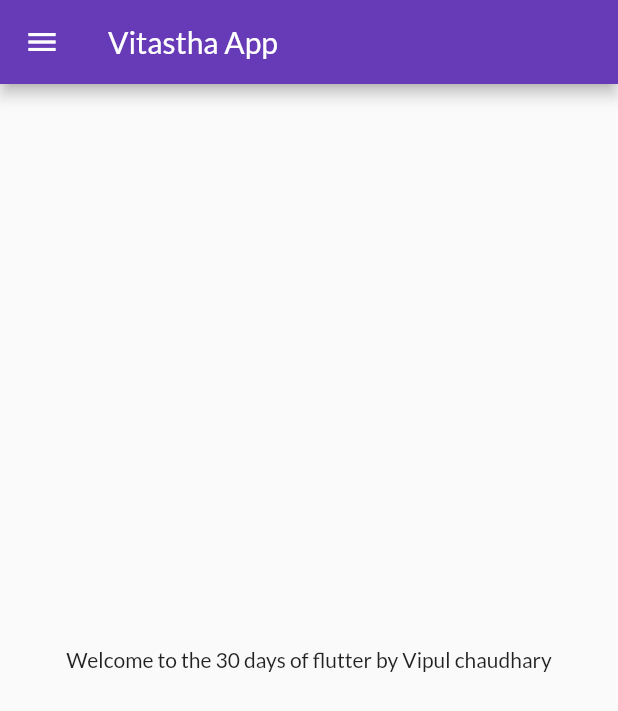
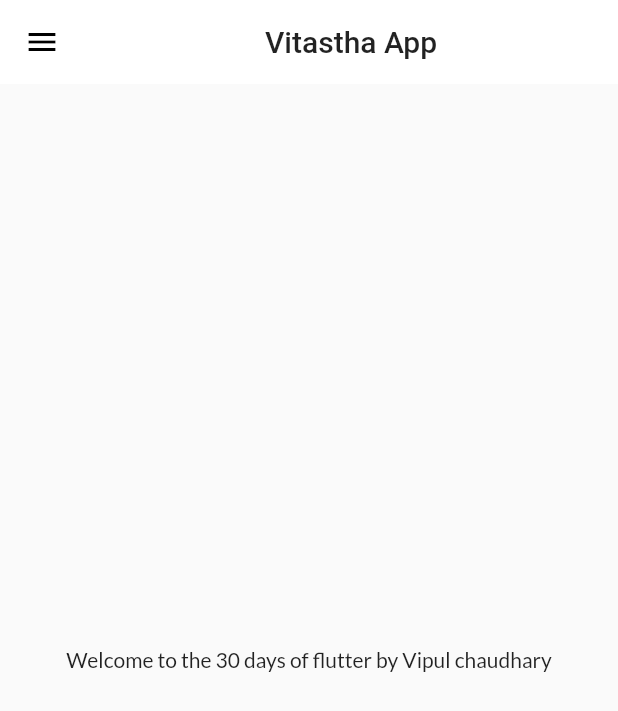
Before and after one commit to vip9888/Catalog_App, a Flutter app: the screen it shows after launch, on a phone screen of 412 x 824 dp. Shown: the top 711 px of the screen. Run offline on Flutter 3.47's test engine with Material 2 defaults, Android fonts, the phone set to English and light mode, and no system bars; our stand-ins replace google_fonts; missing offline and left inert: dart:ffi.

Commit message:
Themes Extracted

```diff
--- a/lib/main.dart
+++ b/lib/main.dart
@@ -1,6 +1,7 @@
 import 'package:flutter/material.dart';
 import 'package:flutter_catalog/pages/login_page.dart';
 import 'package:flutter_catalog/utils/routes.dart';
+import 'package:flutter_catalog/widgets/themes.dart';
 import 'package:google_fonts/google_fonts.dart';
 import 'pages/home_page.dart';
 
@@ -17,14 +18,9 @@ class MyAPP extends StatelessWidget {
     return MaterialApp(
       // home: HomePage(),
       themeMode: ThemeMode.light,
-      theme: ThemeData(
-        primarySwatch: Colors.deepPurple,
-        fontFamily: GoogleFonts.lato().fontFamily,
-      ),
+      theme: MyTheme.lightTheme(context),
       debugShowCheckedModeBanner: false,
-      darkTheme: ThemeData(
-        brightness: Brightness.dark,
-      ),
+      darkTheme: MyTheme.darkTheme(context),
       // initialRoute: "/home",
       routes: {
         "/": (context) => HomePage(), //by default this "/" one will be seen
--- a/lib/pages/home_page.dart
+++ b/lib/pages/home_page.dart
@@ -10,7 +10,11 @@ class HomePage extends StatelessWidget {
   Widget build(BuildContext context) {
     return Scaffold(
       appBar: AppBar(
-        title: Text("Vitastha App"),
+        title: Center(
+          child: Text(
+            "Vitastha App",
+          ),
+        ),
       ),
       body: Center(
         child: Container(
--- /dev/null
+++ b/lib/widgets/themes.dart
@@ -0,0 +1,19 @@
+import 'package:flutter/material.dart';
+import 'package:google_fonts/google_fonts.dart';
+
+class MyTheme {
+  static ThemeData lightTheme(BuildContext context) => ThemeData(
+        primarySwatch: Colors.deepPurple,
+        fontFamily: GoogleFonts.lato().fontFamily,
+        appBarTheme: AppBarTheme(
+          color: Colors.white,
+          elevation: 0.0,
+          iconTheme: IconThemeData(color: Colors.black),
+          toolbarTextStyle: Theme.of(context).textTheme.bodyText2,
+          titleTextStyle: Theme.of(context).textTheme.headline6,
+        ),
+      );
+  static ThemeData darkTheme(BuildContext context) => ThemeData(
+        brightness: Brightness.dark,
+      );
+}
```
